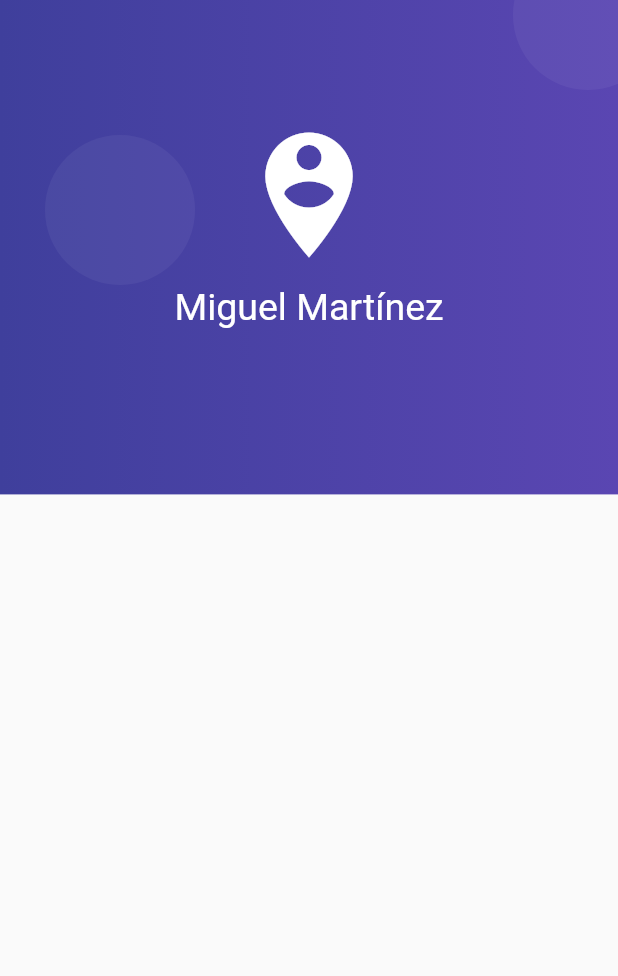
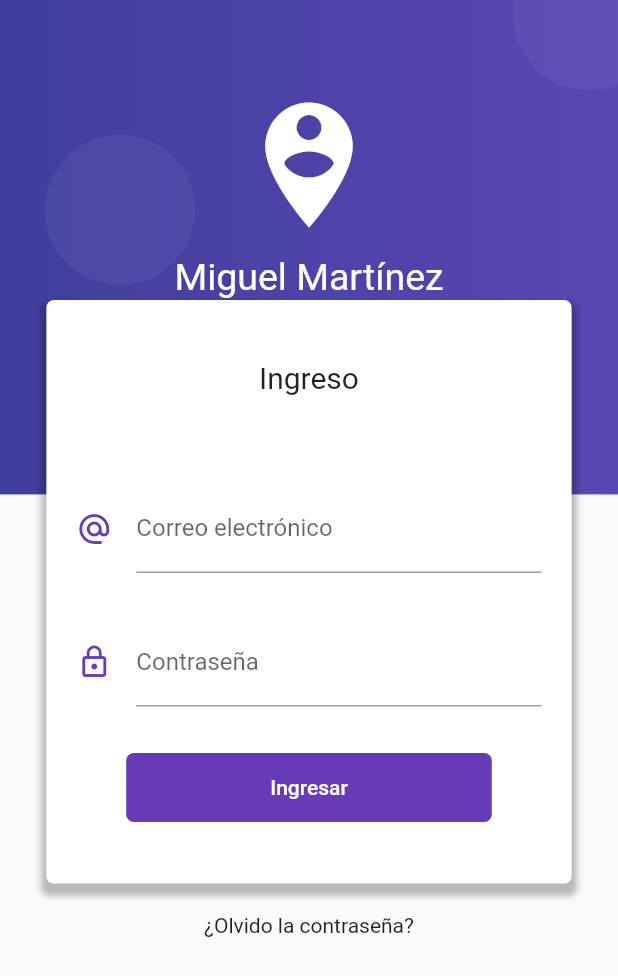
Before and after one commit to muckystack/flutter_validarformulario_FH, a Flutter app: the screen it shows after launch, on a phone screen of 412 x 824 dp. Shown: the top 976 px of the screen. Run offline on Flutter 3.47's test engine with Material 2 defaults, Android fonts, the phone set to English and light mode, and no system bars.

Commit message:
FEAT: Termino el diseño del login

```diff
--- a/lib/src/pages/login_page.dart
+++ b/lib/src/pages/login_page.dart
@@ -9,8 +9,112 @@ class LoginPage extends StatelessWidget {
       body: Stack(
         children: <Widget>[
           _crearFondo(context),
+          _loginForm(context)
         ],
       )
+    );
+  }
+
+
+  Widget _loginForm(BuildContext context) {
+
+    final size = MediaQuery.of(context).size;
+
+    return SingleChildScrollView(
+      child: Column(
+        children: <Widget>[
+          SafeArea(
+            child: Container(
+              height: 200.0,
+            ),
+          ),
+
+          Container(
+            width: size.width * 0.85,
+            padding: EdgeInsets.symmetric(vertical: 40.0),
+            margin: EdgeInsets.only(bottom: 20.0),
+            decoration: BoxDecoration(
+              color: Colors.white,
+              borderRadius: BorderRadius.circular(5.0),
+              boxShadow: [
+                BoxShadow(
+                  color: Colors.black26,
+                  blurRadius: 3.0,
+                  offset: Offset(0.0, 5.0),
+                  spreadRadius: 3.0
+                )
+              ]
+            ),
+            child: Column(
+              children: <Widget>[
+                Text('Ingreso', style: TextStyle(fontSize: 20.0)),
+                SizedBox(height: 60.0),
+                _crearEmail(),
+                SizedBox(height: 30.0),
+                _crearPassword(),
+                SizedBox(height: 30.0),
+                _crearBoton()
+              ],
+            ),
+          ),
+
+          Text('¿Olvido la contraseña?'),
+          SizedBox(height: 100.0,)
+        ],
+      ),
+    );
+
+  }
+
+
+  Widget _crearEmail() {
+
+    return Container(
+      padding: EdgeInsets.symmetric(horizontal: 20.0),
+      child: TextField(
+        keyboardType: TextInputType.emailAddress,
+        decoration: InputDecoration(
+          icon: Icon(Icons.alternate_email, color: Colors.deepPurple,),
+          hintText: 'ejemplo@correo.com',
+          labelText: 'Correo electrónico'
+        ),
+      ),
+    );
+
+  }
+
+
+  Widget _crearPassword() {
+
+    return Container(
+      padding: EdgeInsets.symmetric(horizontal: 20.0),
+      child: TextField(
+        obscureText: false,
+        keyboardType: TextInputType.emailAddress,
+        decoration: InputDecoration(
+          icon: Icon(Icons.lock_outline, color: Colors.deepPurple,),
+          labelText: 'Contraseña'
+        ),
+      ),
+    );
+
+  }
+
+
+  Widget _crearBoton() {
+
+    return RaisedButton(
+      child: Container(
+        padding: EdgeInsets.symmetric(horizontal: 80.0, vertical: 15.0),
+        child: Text('Ingresar'),
+      ),
+      shape: RoundedRectangleBorder(
+        borderRadius: BorderRadius.circular(5.0)
+      ),
+      elevation: 0.0,
+      color: Colors.deepPurple,
+      textColor: Colors.white,
+      onPressed: () {},
     );
   }
 
@@ -53,7 +157,7 @@ class LoginPage extends StatelessWidget {
         Positioned(child: circulo, bottom: -50.0, left: -20.0),
 
         Container(
-          padding: EdgeInsets.only(top: 80.0),
+          padding: EdgeInsets.only(top: 60.0),
           child: Column(
             children: <Widget>[
               Icon(Icons.person_pin_circle, color: Colors.white, size: 100.0),
```
